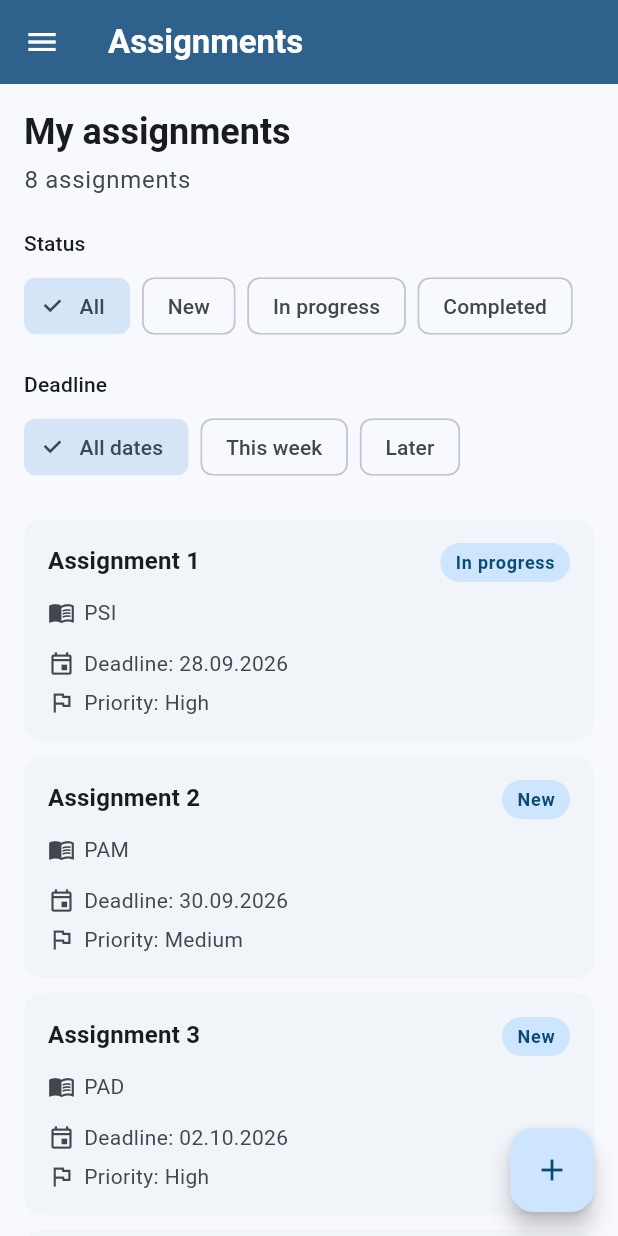
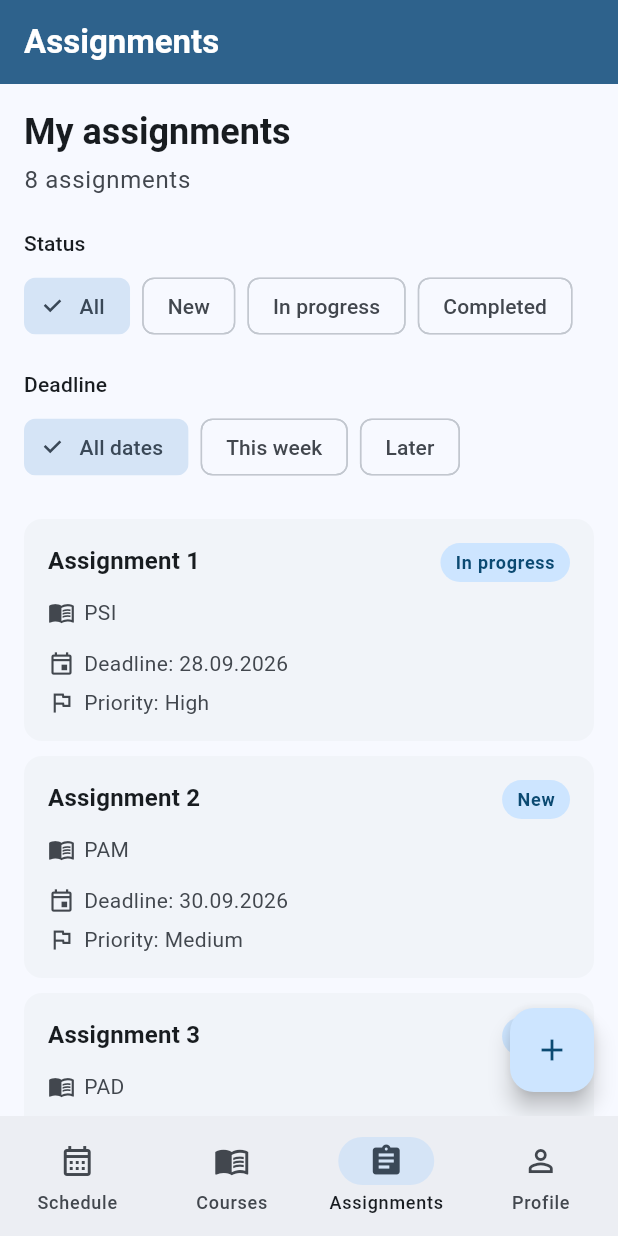
Before and after one commit to IarI0lch1n/Education_Planer, a Flutter app: the AssignmentsScreen screen opened by its route, on a phone screen of 412 x 824 dp. Run offline on Flutter 3.47's test engine with Material 3 defaults, Android fonts, the phone set to English and light mode, and no system bars; our stand-ins replace go_router.

Commit message:
Adding persistent navigation shell

```diff
--- a/lib/router.dart
+++ b/lib/router.dart
@@ -1,3 +1,4 @@
+import 'package:flutter/material.dart';
 import 'package:go_router/go_router.dart';
 
 import 'screens/assignment_form_screen.dart';
@@ -7,6 +8,12 @@ import 'screens/courses_screen.dart';
 import 'screens/login_screen.dart';
 import 'screens/profile_screen.dart';
 import 'screens/schedule_screen.dart';
+import 'widgets/app_shell.dart';
+
+final _scheduleNavigatorKey = GlobalKey<NavigatorState>();
+final _coursesNavigatorKey = GlobalKey<NavigatorState>();
+final _assignmentsNavigatorKey = GlobalKey<NavigatorState>();
+final _profileNavigatorKey = GlobalKey<NavigatorState>();
 
 final router = GoRouter(
   initialLocation: '/login',
@@ -16,19 +23,27 @@ final router = GoRouter(
       builder: (context, state) => const LoginScreen(),
     ),
 
+    StatefulShellRoute.indexedStack(
+      builder: (context, state, navigationShell) {
+        return AppShell(
+          navigationShell: navigationShell,
+        );
+      },
+      branches: [
+        // Schedule
+        StatefulShellBranch(
+          navigatorKey: _scheduleNavigatorKey,
+          routes: [
             GoRoute(
               path: '/schedule',
               builder: (context, state) => const ScheduleScreen(),
-    ),
-
-    GoRoute(
-      path: '/courses',
-      builder: (context, state) => const CoursesScreen(),
               routes: [
                 GoRoute(
-          path: ':id',
+                  path: 'course/:id',
                   builder: (context, state) {
-            final id = int.parse(state.pathParameters['id']!);
+                    final id = int.parse(
+                      state.pathParameters['id']!,
+                    );
 
                     return CourseDetailsScreen(
                       id: id,
@@ -37,21 +52,65 @@ final router = GoRouter(
                 ),
               ],
             ),
+          ],
+        ),
 
-    GoRoute(
-      path: '/assignments',
-      builder: (context, state) => const AssignmentsScreen(),
+        // Courses
+        StatefulShellBranch(
+          navigatorKey: _coursesNavigatorKey,
           routes: [
             GoRoute(
-          path: 'new',
-          builder: (context, state) => const AssignmentFormScreen(),
+              path: '/courses',
+              builder: (context, state) => const CoursesScreen(),
+              routes: [
+                GoRoute(
+                  path: ':id',
+                  builder: (context, state) {
+                    final id = int.parse(
+                      state.pathParameters['id']!,
+                    );
+
+                    return CourseDetailsScreen(
+                      id: id,
+                    );
+                  },
+                ),
+              ],
             ),
           ],
         ),
 
+        // Assignments
+        StatefulShellBranch(
+          navigatorKey: _assignmentsNavigatorKey,
+          routes: [
+            GoRoute(
+              path: '/assignments',
+              builder: (context, state) =>
+                  const AssignmentsScreen(),
+              routes: [
+                GoRoute(
+                  path: 'new',
+                  builder: (context, state) =>
+                      const AssignmentFormScreen(),
+                ),
+              ],
+            ),
+          ],
+        ),
+
+        // Profile
+        StatefulShellBranch(
+          navigatorKey: _profileNavigatorKey,
+          routes: [
             GoRoute(
               path: '/profile',
-      builder: (context, state) => const ProfileScreen(),
+              builder: (context, state) =>
+                  const ProfileScreen(),
+            ),
+          ],
+        ),
+      ],
     ),
   ],
 );
--- /dev/null
+++ b/lib/widgets/app_shell.dart
@@ -0,0 +1,49 @@
+import 'package:flutter/material.dart';
+import 'package:go_router/go_router.dart';
+
+class AppShell extends StatelessWidget {
+  final StatefulNavigationShell navigationShell;
+
+  const AppShell({
+    super.key,
+    required this.navigationShell,
+  });
+
+  @override
+  Widget build(BuildContext context) {
+    return Scaffold(
+      body: navigationShell,
+      bottomNavigationBar: NavigationBar(
+        selectedIndex: navigationShell.currentIndex,
+        onDestinationSelected: (index) {
+          navigationShell.goBranch(
+            index,
+            initialLocation: index == navigationShell.currentIndex,
+          );
+        },
+        destinations: const [
+          NavigationDestination(
+            icon: Icon(Icons.calendar_month_outlined),
+            selectedIcon: Icon(Icons.calendar_month),
+            label: 'Schedule',
+          ),
+          NavigationDestination(
+            icon: Icon(Icons.menu_book_outlined),
+            selectedIcon: Icon(Icons.menu_book),
+            label: 'Courses',
+          ),
+          NavigationDestination(
+            icon: Icon(Icons.assignment_outlined),
+            selectedIcon: Icon(Icons.assignment),
+            label: 'Assignments',
+          ),
+          NavigationDestination(
+            icon: Icon(Icons.person_outline),
+            selectedIcon: Icon(Icons.person),
+            label: 'Profile',
+          ),
+        ],
+      ),
+    );
+  }
+}
```
Also changed, not shown: lib/screens/assignments_screen.dart (+0 -39 lines), lib/screens/courses_screen.dart (+0 -38 lines), lib/screens/profile_screen.dart (+0 -37 lines), lib/screens/schedule_screen.dart (+1 -39 lines), lib/widgets/edu_plan_drawer.dart (deleted, +0 -154 lines). Lines whose indentation alone changed are shown as unchanged.
